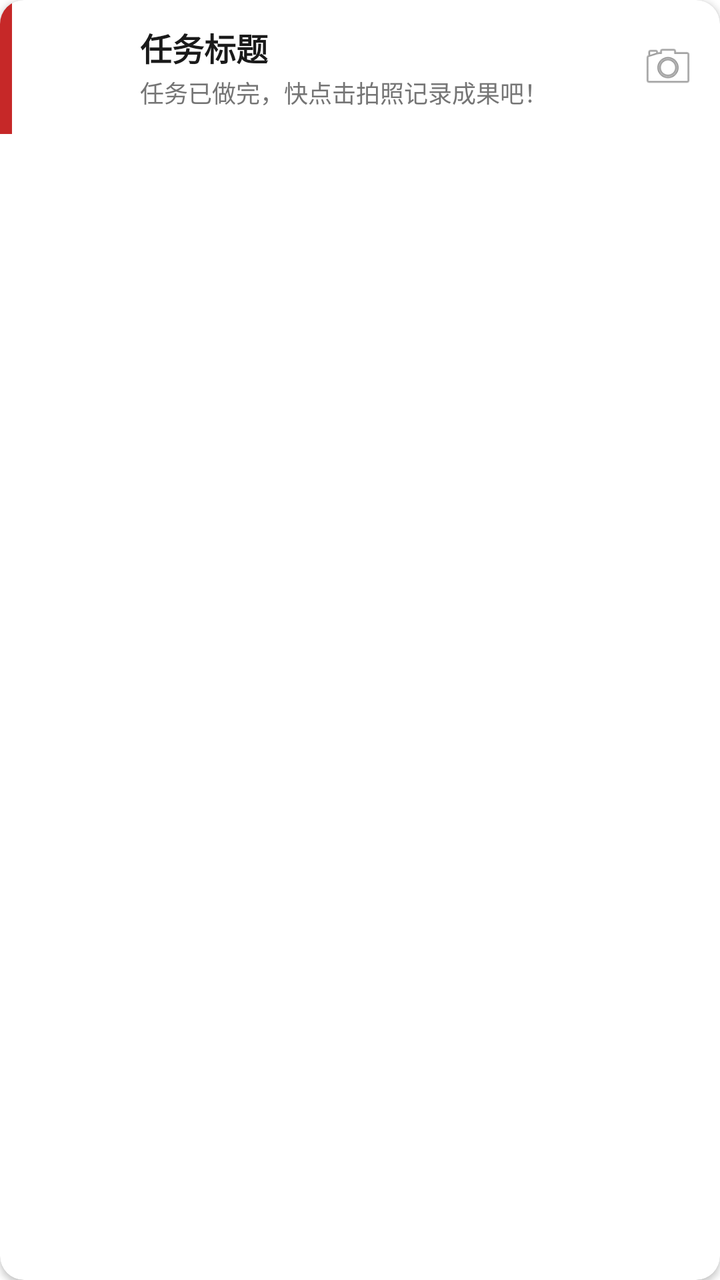
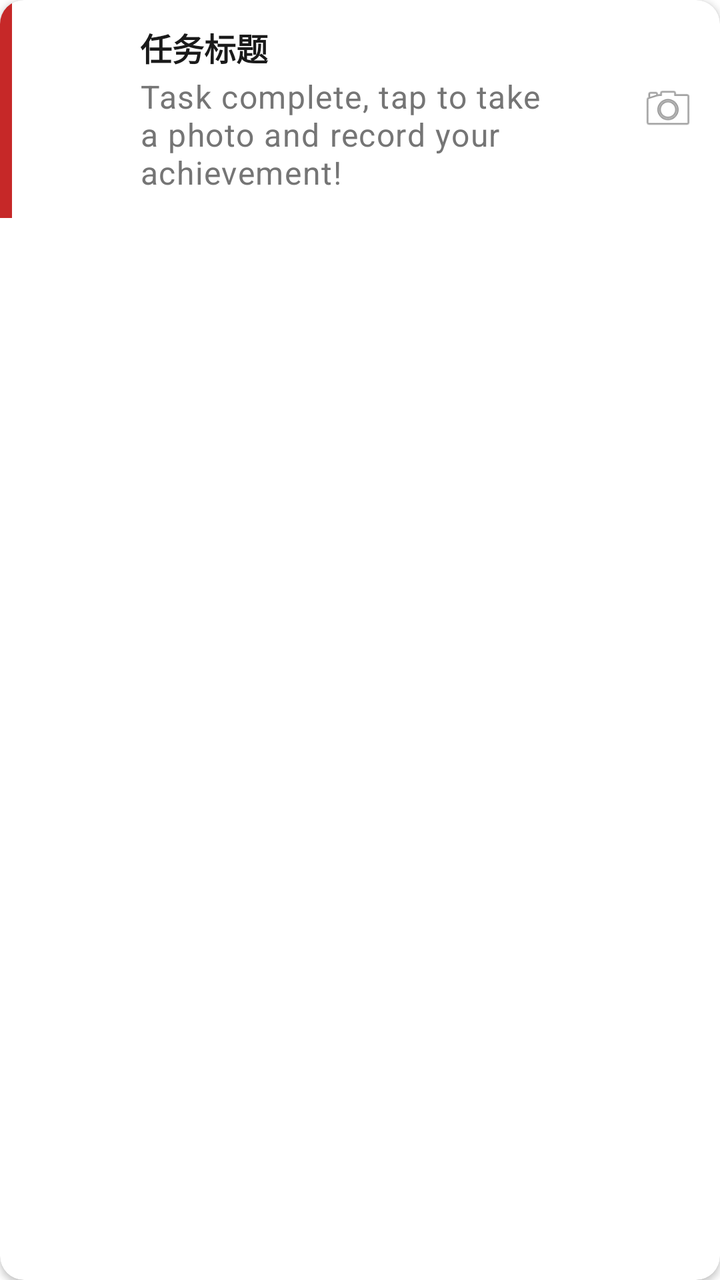

The first picture is an Android layout as it rendered before a commit; the second is the same layout after the commit. The layout source and the unified diff follow.
<!-- AndroidManifest.xml: application theme Theme.JustNow -->
<!-- res/layout/item_retroactive_task.xml -->
<?xml version="1.0" encoding="utf-8"?>
<androidx.cardview.widget.CardView xmlns:android="http://schemas.android.com/apk/res/android"
    xmlns:app="http://schemas.android.com/apk/res-auto"
    android:layout_width="match_parent"
    android:layout_height="wrap_content"
    android:layout_margin="8dp"
    app:cardCornerRadius="12dp"
    app:cardElevation="2dp">

    <LinearLayout
        android:layout_width="match_parent"
        android:layout_height="wrap_content"
        android:orientation="horizontal"
        android:baselineAligned="false">

        
        <View
            android:id="@+id/v_retroactive_quadrant_bar"
            android:layout_width="6dp"
            android:layout_height="match_parent"
            android:background="@color/quadrant_urgent_important" />

        
        <LinearLayout
            android:layout_width="match_parent"
            android:layout_height="wrap_content"
            android:orientation="horizontal"
            android:gravity="center_vertical"
            android:padding="12dp">

            
            <ImageView
                android:id="@+id/iv_retroactive_task_icon"
                android:layout_width="40dp"
                android:layout_height="40dp"
                android:layout_marginEnd="12dp"
                android:background="@android:color/transparent"
                android:scaleType="fitCenter" />

            
            <LinearLayout
                android:layout_width="0dp"
                android:layout_height="wrap_content"
                android:layout_weight="1"
                android:orientation="vertical">

                <TextView
                    android:id="@+id/tv_retroactive_task_title"
                    android:layout_width="match_parent"
                    android:layout_height="wrap_content"
                    android:text="任务标题"
                    android:textSize="16sp"
                    android:textStyle="bold"
                    android:textColor="@color/text_primary"
                    android:maxLines="1"
                    android:ellipsize="end" />

                <TextView
                    android:layout_width="match_parent"
                    android:layout_height="wrap_content"
                    android:text="任务已做完，快点击拍照记录成果吧！"
                    android:textSize="12sp"
                    android:textColor="@color/text_secondary"
                    android:layout_marginTop="2dp" />

            </LinearLayout>

            
            <ImageView
                android:layout_width="28dp"
                android:layout_height="28dp"
                android:src="@android:drawable/ic_menu_camera"
                android:layout_marginStart="8dp"
                android:alpha="0.8"
                android:clickable="false"
                android:focusable="false" />

        </LinearLayout>

    </LinearLayout>

</androidx.cardview.widget.CardView>
<!-- resources referenced by this layout -->
<resources>
  <color name="quadrant_urgent_important">#C62828</color>
  <color name="text_primary">#1A1A1A</color>
  <color name="text_secondary">#757575</color>
  <style name="Theme.JustNow" parent="Theme.MaterialComponents.DayNight.NoActionBar">
          
          <item name="colorPrimary">@color/purple_500</item>
          <item name="colorPrimaryVariant">@color/purple_700</item>
          <item name="colorOnPrimary">@color/white</item>
          
          <item name="colorSecondary">@color/teal_200</item>
          <item name="colorSecondaryVariant">@color/teal_700</item>
          <item name="colorOnSecondary">@color/black</item>
          
          
          <item name="popupTheme">@style/ThemeOverlay.MaterialComponents.Light</item>
          <item name="alertDialogTheme">@style/ThemeOverlay.JustNow.AlertDialog</item>
      </style>
  <color name="purple_500">#FF6200EE</color>
  <color name="purple_700">#FF3700B3</color>
  <color name="white">#FFFFFFFF</color>
  <color name="teal_200">#FF03DAC5</color>
  <color name="teal_700">#FF018786</color>
  <color name="black">#FF000000</color>
  <style name="TextAppearance.JustNow.Dialog.Title" parent="TextAppearance.JustNow.Title">
          <item name="android:textColor">@color/text_primary</item>
      </style>
  <style name="TextAppearance.JustNow.Dialog.Body" parent="TextAppearance.JustNow.Body">
          <item name="android:textColor">@color/text_primary</item>
      </style>
  <style name="Widget.JustNow.Dialog.Button" parent="Widget.MaterialComponents.Button.TextButton.Dialog">
          <item name="android:textAppearance">@style/TextAppearance.JustNow.Dialog.Button</item>
          <item name="android:textColor">@color/dialog_primary_action_text</item>
          <item name="textAllCaps">false</item>
      </style>
  <style name="Widget.JustNow.Dialog.Button.Secondary" parent="Widget.MaterialComponents.Button.TextButton.Dialog">
          <item name="android:textAppearance">@style/TextAppearance.JustNow.Dialog.Button.Secondary</item>
          <item name="android:textColor">@color/dialog_action_text</item>
          <item name="textAllCaps">false</item>
      </style>
  <style name="TextAppearance.JustNow.Title" parent="TextAppearance.MaterialComponents.Headline6">
          <item name="android:textSize">@dimen/text_size_title</item>
      </style>
  <style name="TextAppearance.JustNow.Body" parent="TextAppearance.MaterialComponents.Subtitle1">
          <item name="android:textSize">@dimen/text_size_body</item>
      </style>
  <style name="TextAppearance.JustNow.Dialog.Button" parent="TextAppearance.JustNow.Body">
          <item name="android:textColor">@color/dialog_primary_action_text</item>
      </style>
  <style name="TextAppearance.JustNow.Dialog.Button.Secondary" parent="TextAppearance.JustNow.Body">
          <item name="android:textColor">@color/dialog_action_text</item>
      </style>
  <dimen name="text_size_title">22sp</dimen>
  <dimen name="text_size_body">18sp</dimen>
  <!-- unchanged entries left out for length: 1 -->
</resources>

<!-- the commit's change to res/layout/item_retroactive_task.xml (unified diff, before → after) -->
@@ -56,10 +56,11 @@
                     android:ellipsize="end" />
 
                 <TextView
+                    android:id="@+id/tv_retroactive_hint"
                     android:layout_width="match_parent"
                     android:layout_height="wrap_content"
-                    android:text="任务已做完，快点击拍照记录成果吧！"
-                    android:textSize="12sp"
+                    android:text="@string/s_retroactive_item_hint"
+                    android:textAppearance="@style/TextAppearance.JustNow.Caption"
                     android:textColor="@color/text_secondary"
                     android:layout_marginTop="2dp" />
 
<!-- resource entries referenced after the edit -->
@@ -3,10 +3,14 @@
   <color name="quadrant_urgent_important">#C62828</color>
   <color name="text_primary">#1A1A1A</color>
   <color name="text_secondary">#757575</color>
+  <string name="s_retroactive_item_hint">Task complete, tap to take a photo and record your achievement!</string>
+  <style name="TextAppearance.JustNow.Caption" parent="TextAppearance.MaterialComponents.Caption">
+          <item name="android:textSize">@dimen/text_size_caption</item>
+      </style>
   <style name="Theme.JustNow" parent="Theme.MaterialComponents.DayNight.NoActionBar">
           
-          <item name="colorPrimary">@color/purple_500</item>
-          <item name="colorPrimaryVariant">@color/purple_700</item>
+          <item name="colorPrimary">@color/theme_blue</item>
+          <item name="colorPrimaryVariant">#1557B0</item>
           <item name="colorOnPrimary">@color/white</item>
           
           <item name="colorSecondary">@color/teal_200</item>
@@ -17,8 +21,8 @@
           <item name="popupTheme">@style/ThemeOverlay.MaterialComponents.Light</item>
           <item name="alertDialogTheme">@style/ThemeOverlay.JustNow.AlertDialog</item>
       </style>
-  <color name="purple_500">#FF6200EE</color>
-  <color name="purple_700">#FF3700B3</color>
+  <dimen name="text_size_caption">16sp</dimen>
+  <color name="theme_blue">#1A73E8</color>
   <color name="white">#FFFFFFFF</color>
   <color name="teal_200">#FF03DAC5</color>
   <color name="teal_700">#FF018786</color>
@@ -31,12 +35,12 @@
       </style>
   <style name="Widget.JustNow.Dialog.Button" parent="Widget.MaterialComponents.Button.TextButton.Dialog">
           <item name="android:textAppearance">@style/TextAppearance.JustNow.Dialog.Button</item>
-          <item name="android:textColor">@color/dialog_primary_action_text</item>
+          <item name="android:textColor">?attr/colorPrimary</item>
           <item name="textAllCaps">false</item>
       </style>
   <style name="Widget.JustNow.Dialog.Button.Secondary" parent="Widget.MaterialComponents.Button.TextButton.Dialog">
           <item name="android:textAppearance">@style/TextAppearance.JustNow.Dialog.Button.Secondary</item>
-          <item name="android:textColor">@color/dialog_action_text</item>
+          <item name="android:textColor">?attr/colorPrimary</item>
           <item name="textAllCaps">false</item>
       </style>
   <style name="TextAppearance.JustNow.Title" parent="TextAppearance.MaterialComponents.Headline6">
@@ -46,10 +50,10 @@
           <item name="android:textSize">@dimen/text_size_body</item>
       </style>
   <style name="TextAppearance.JustNow.Dialog.Button" parent="TextAppearance.JustNow.Body">
-          <item name="android:textColor">@color/dialog_primary_action_text</item>
+          <item name="android:textColor">?attr/colorPrimary</item>
       </style>
   <style name="TextAppearance.JustNow.Dialog.Button.Secondary" parent="TextAppearance.JustNow.Body">
-          <item name="android:textColor">@color/dialog_action_text</item>
+          <item name="android:textColor">?attr/colorPrimary</item>
       </style>
   <dimen name="text_size_title">22sp</dimen>
   <dimen name="text_size_body">18sp</dimen>
